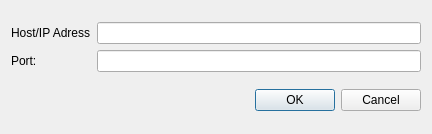
sicus/RemoteClipboard, file gui/ConnectDlg.ui: the form before one commit.
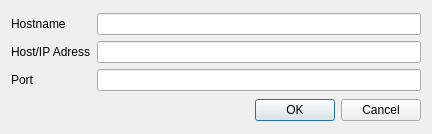
The form after the commit.

The edit to the form file:
```diff
--- a/gui/ConnectDlg.ui
+++ b/gui/ConnectDlg.ui
@@ -16,26 +16,36 @@
   <layout class="QVBoxLayout" name="verticalLayout">
    <item>
     <layout class="QGridLayout" name="gridLayout">
-     <item row="0" column="0">
+     <item row="1" column="0">
       <widget class="QLabel" name="label">
        <property name="text">
         <string>Host/IP Adress</string>
        </property>
       </widget>
      </item>
-     <item row="0" column="1">
+     <item row="1" column="1">
       <widget class="QLineEdit" name="HostLE"/>
      </item>
-     <item row="1" column="0">
+     <item row="2" column="0">
       <widget class="QLabel" name="label_2">
        <property name="text">
-        <string>Port:</string>
+        <string>Port</string>
        </property>
       </widget>
      </item>
-     <item row="1" column="1">
+     <item row="2" column="1">
       <widget class="QLineEdit" name="PortLE"/>
      </item>
+     <item row="0" column="0">
+      <widget class="QLabel" name="label_3">
+       <property name="text">
+        <string>Hostname</string>
+       </property>
+      </widget>
+     </item>
+     <item row="0" column="1">
+      <widget class="QLineEdit" name="HostNameLE"/>
+     </item>
     </layout>
    </item>
    <item>
```
